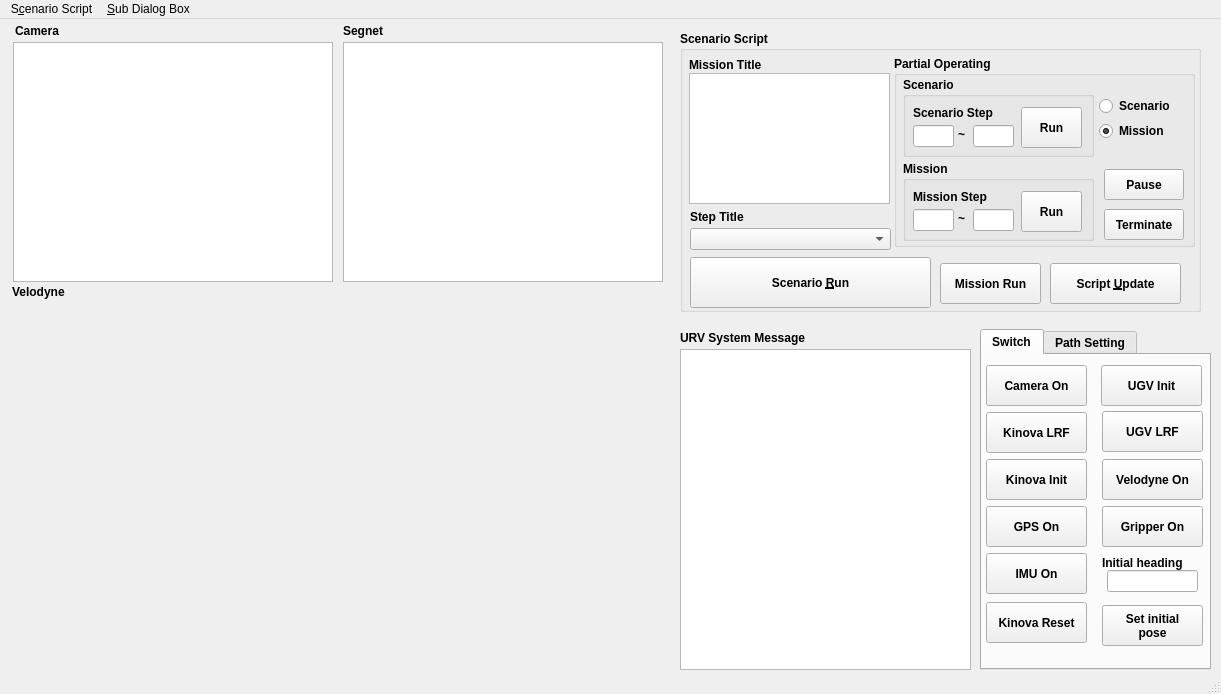
This is EurecarURV_Dlg.ui in Jun-Hong-7794/Eurecar-URV as Qt 5 draws it before an edit. The edited form follows.
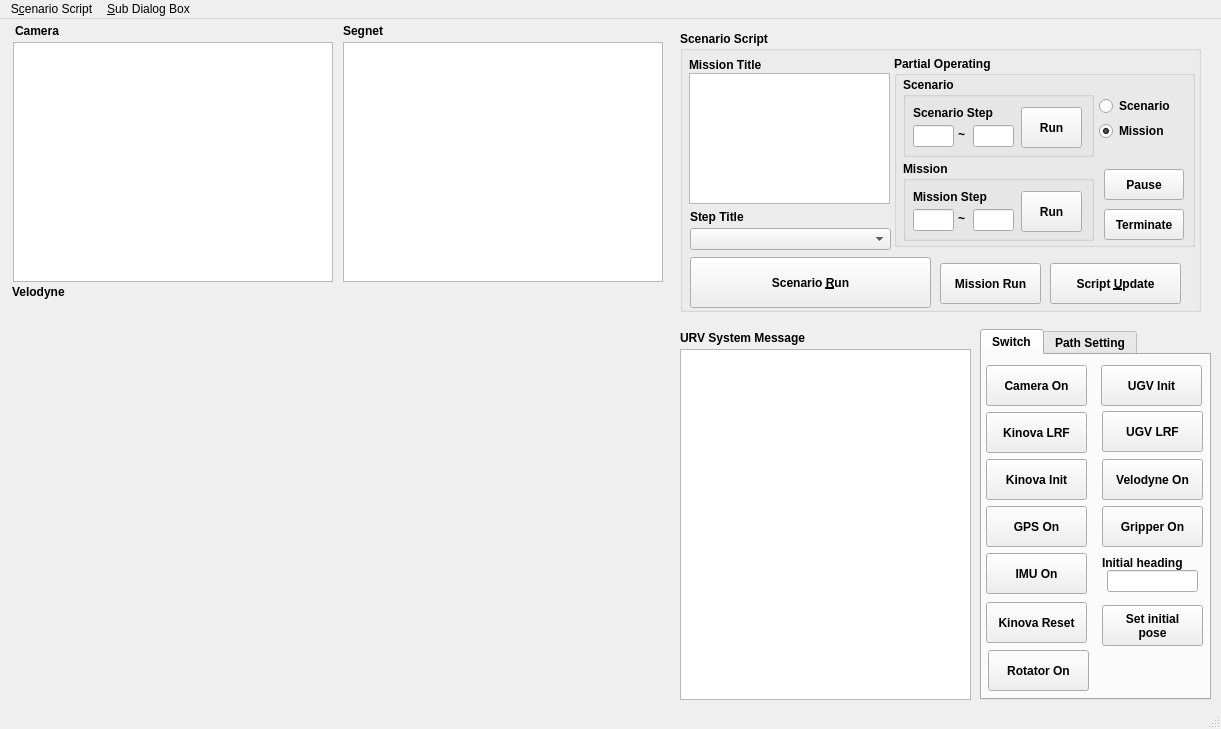
This is the edited form. Custom widgets are drawn as their Qt base class.

The edit to the form file:
```diff
--- a/EurecarURV_Dlg.ui
+++ b/EurecarURV_Dlg.ui
@@ -7,7 +7,7 @@
     <x>0</x>
     <y>0</y>
     <width>1221</width>
-    <height>694</height>
+    <height>729</height>
    </rect>
   </property>
   <property name="windowTitle">
@@ -40,7 +40,7 @@
       <x>680</x>
       <y>330</y>
       <width>291</width>
-      <height>321</height>
+      <height>351</height>
      </rect>
     </property>
    </widget>
@@ -460,7 +460,7 @@
       <x>13</x>
       <y>288</y>
       <width>651</width>
-      <height>361</height>
+      <height>391</height>
      </rect>
     </property>
    </widget>
@@ -470,7 +470,7 @@
       <x>980</x>
       <y>310</y>
       <width>231</width>
-      <height>341</height>
+      <height>371</height>
      </rect>
     </property>
     <property name="font">
@@ -659,6 +659,19 @@
 pose</string>
       </property>
      </widget>
+     <widget class="QPushButton" name="bt_rotator">
+      <property name="geometry">
+       <rect>
+        <x>6</x>
+        <y>295</y>
+        <width>101</width>
+        <height>41</height>
+       </rect>
+      </property>
+      <property name="text">
+       <string>Rotator On</string>
+      </property>
+     </widget>
     </widget>
     <widget class="QWidget" name="tab_path">
      <attribute name="title">
```
